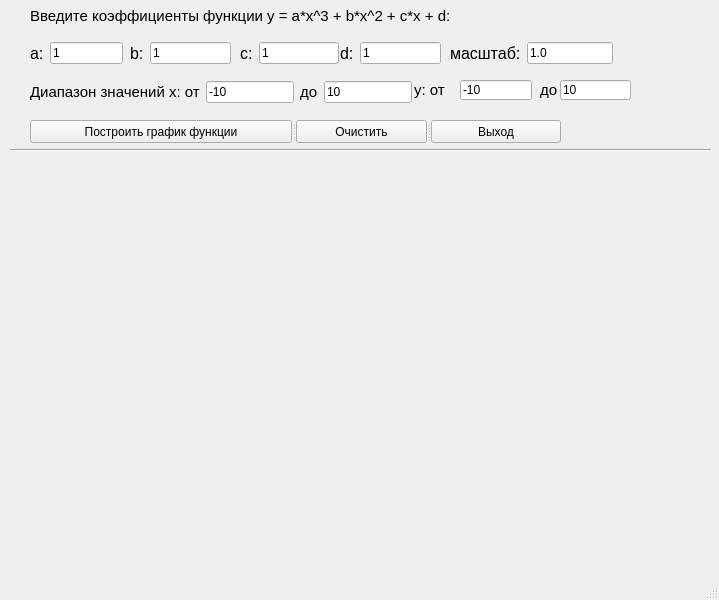
bzuist/Parinov1, file mainwindow.ui: the form before one commit.
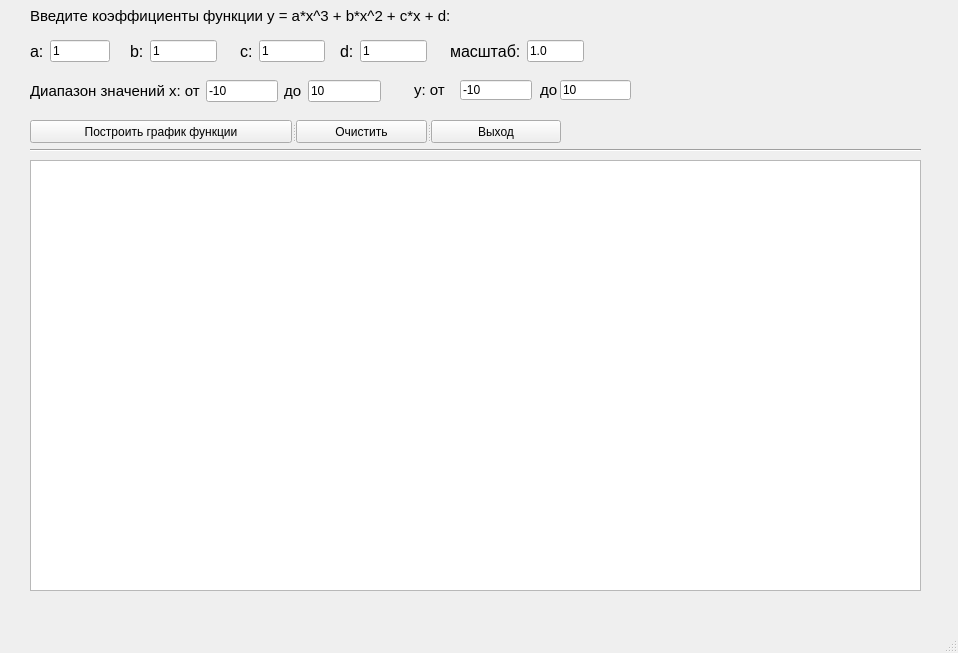
The form after the commit.

What changed in the file:
```diff
--- a/mainwindow.ui
+++ b/mainwindow.ui
@@ -6,8 +6,8 @@
    <rect>
     <x>0</x>
     <y>0</y>
-    <width>719</width>
-    <height>600</height>
+    <width>958</width>
+    <height>653</height>
    </rect>
   </property>
   <property name="windowTitle">
@@ -19,7 +19,7 @@
      <rect>
       <x>30</x>
       <y>0</y>
-      <width>581</width>
+      <width>491</width>
       <height>31</height>
      </rect>
     </property>
@@ -37,8 +37,8 @@
      <rect>
       <x>20</x>
       <y>160</y>
-      <width>691</width>
-      <height>391</height>
+      <width>551</width>
+      <height>291</height>
      </rect>
     </property>
     <property name="sizePolicy">
@@ -57,9 +57,9 @@
    <widget class="Line" name="line">
     <property name="geometry">
      <rect>
-      <x>10</x>
+      <x>30</x>
       <y>140</y>
-      <width>701</width>
+      <width>891</width>
       <height>20</height>
      </rect>
     </property>
@@ -72,8 +72,8 @@
      <rect>
       <x>30</x>
       <y>40</y>
-      <width>93</width>
-      <height>26</height>
+      <width>80</width>
+      <height>22</height>
      </rect>
     </property>
     <layout class="QHBoxLayout" name="horizontalLayout">
@@ -114,8 +114,8 @@
      <rect>
       <x>130</x>
       <y>40</y>
-      <width>101</width>
-      <height>26</height>
+      <width>87</width>
+      <height>22</height>
      </rect>
     </property>
     <layout class="QHBoxLayout" name="horizontalLayout_2">
@@ -163,8 +163,8 @@
      <rect>
       <x>240</x>
       <y>40</y>
-      <width>99</width>
-      <height>26</height>
+      <width>85</width>
+      <height>22</height>
      </rect>
     </property>
     <layout class="QHBoxLayout" name="horizontalLayout_3">
@@ -212,8 +212,8 @@
      <rect>
       <x>340</x>
       <y>40</y>
-      <width>101</width>
-      <height>26</height>
+      <width>87</width>
+      <height>22</height>
      </rect>
     </property>
     <layout class="QHBoxLayout" name="horizontalLayout_4">
@@ -261,8 +261,8 @@
      <rect>
       <x>450</x>
       <y>40</y>
-      <width>163</width>
-      <height>26</height>
+      <width>134</width>
+      <height>22</height>
      </rect>
     </property>
     <layout class="QHBoxLayout" name="horizontalLayout_5">
@@ -328,8 +328,8 @@
      <rect>
       <x>30</x>
       <y>80</y>
-      <width>382</width>
-      <height>24</height>
+      <width>351</width>
+      <height>22</height>
      </rect>
     </property>
     <layout class="QHBoxLayout" name="horizontalLayout_6">
@@ -435,6 +435,16 @@
      <string>до</string>
     </property>
    </widget>
+   <widget class="QGraphicsView" name="graphicsView">
+    <property name="geometry">
+     <rect>
+      <x>30</x>
+      <y>160</y>
+      <width>891</width>
+      <height>431</height>
+     </rect>
+    </property>
+   </widget>
   </widget>
   <widget class="QMenuBar" name="menubar">
    <property name="geometry">
```
Left out of the diff: 4 changed lines with no effect on the pictures.
